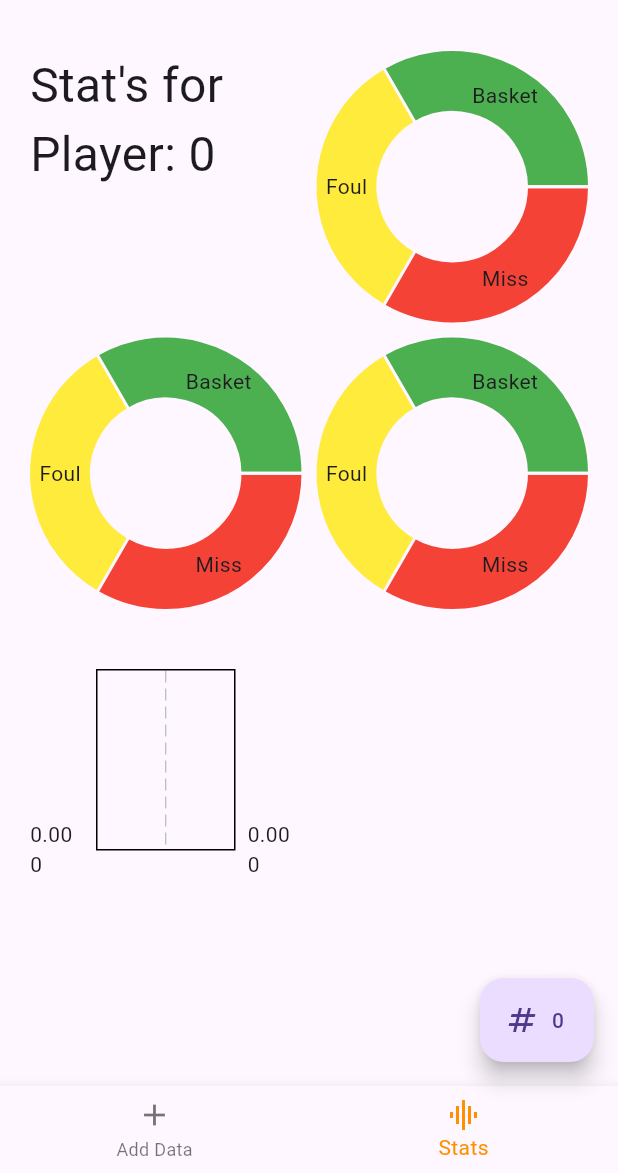
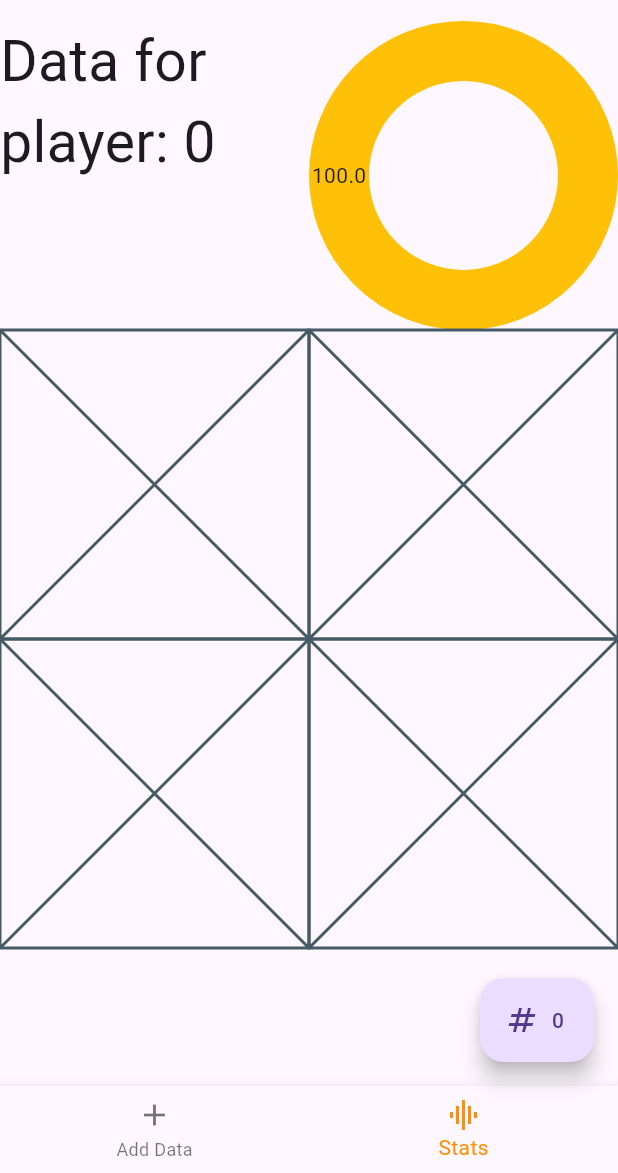
Before and after one commit to chloedgreene/sports_analyzer_sta, a Flutter app: the screen it shows after launch, item 2 of the bottom bar chosen, on a phone screen of 412 x 824 dp, the part 63-1236 px from its top. Run offline on Flutter 3.47's test engine with Material 2 defaults, Android fonts, the light colour scheme and no system bars; drawn by our look-alikes of fl_chart; our stand-ins replace device_preview, get_it, get_it_mixin, numberpicker.

Commit message:
wip stats page

```diff
--- a/lib/data_entry.dart
+++ b/lib/data_entry.dart
@@ -89,8 +89,6 @@ class _DataEntryState extends State<DataEntry> with GetItStateMixin {
 
                 var relitaveposx = details.localPosition.dx / width;
                 var relitaveposy = details.localPosition.dy;
-
-                 print(relitaveposx);
 
                 DataPointType point_type = DataPointType.Miss;
 
--- a/lib/main.dart
+++ b/lib/main.dart
@@ -130,7 +130,7 @@ class _HomePageState extends State<HomePage> {
         context: context,
         builder: (BuildContext context) {
           return AlertDialog(
-            title: Text("Get Player Number"),
+            title: Text("Player Number"),
             content:StatefulBuilder(
                 builder: (context, SBsetState) {
                   return NumberPicker(
--- a/lib/stats.dart
+++ b/lib/stats.dart
@@ -2,140 +2,65 @@
 //i mean most, not all code
 
 
-import 'package:device_preview/device_preview.dart';
 import 'package:fl_chart/fl_chart.dart';
-import 'package:flutter/foundation.dart';
 import 'package:flutter/material.dart';
 import 'package:get_it/get_it.dart';
+import 'package:get_it_mixin/get_it_mixin.dart';
+import 'package:sports_analyzer_sta/data_entry.dart';
 
 import 'main.dart';
 
-class Stats extends StatefulWidget{
+class Stats extends StatelessWidget with GetItMixin{
 
-  const Stats({super.key});
-
-  @override
-  State<Stats> createState() => _StatsState();
-
-}
-
-class _StatsState extends State<Stats>{
-
-  Widget placeholder_item(){
-    return const Placeholder();
-  }
 
   @override
   Widget build(BuildContext context) {
 
-    var GlobalDataInstance = GetIt.I.get<GlobalData>();
-    var DataPointsInstance = GetIt.I.get<DataPoints>();
-    int player = GlobalDataInstance.selectedPlayer;
+    //Points here are refering to datapoints
 
-    return GridView.count(
+    final points = watchOnly((DataPoints dp) => dp.points         );
+    final player = watchOnly((GlobalData gd) => gd.selectedPlayer );
 
-      padding: const EdgeInsets.all(20),
-      crossAxisSpacing: 10,
-      mainAxisSpacing: 10,
-      crossAxisCount: 2,
+    final _playerPoints = points.where((i) => i.player == player).toList();
 
-      children: [
-        Text(
-            "Stat's for Player: $player",
-            style: const TextStyle(fontSize: 32),
-        ),
-        SizedBox(
-          height: 500,
-          child: PieChart(
+    final _totalPoints = points.where((i) => i.player == player).toList();
+    final _totalfouls    = _playerPoints.where((p) => p.type == DataPointType.Foul).length;
+    final _totalmiss     = _playerPoints.where((p) => p.type == DataPointType.Miss).length;
+    final _totalbasckets = _playerPoints.where((p) => p.type == DataPointType.Foul).length;
+
+
+    return Center(
+      child: GridView.count(
+        crossAxisCount: 2,
+        children: [
+          Text(
+            "Data for player: $player",
+            style: const TextStyle(
+              fontSize: 38
+            ),
+            ),
+          PieChart(
             PieChartData(
               sections: [
                 PieChartSectionData(
-                  color: Colors.red,
-                  value: 1/3,
-                  title: 'Miss',
+                  color: Colors.amber,
+                  value: 100.0 - player
                 ),
-                PieChartSectionData(
-                  color: Colors.yellow,
-                  value: 1/3,
-                  title: 'Foul',
-                ),
-                PieChartSectionData(
-                  color: Colors.green,
-                  value: 1/3,
-                  title: 'Basket',
-                )
+
               ]
             ),
             swapAnimationDuration: Duration(milliseconds: 150), // Optional
             swapAnimationCurve: Curves.linear, // Optional
+          ),
+          Placeholder(),
+          Placeholder(),
+          Placeholder(),
+          Placeholder()
+        ],
+      ),
+    );
 
-          ),
-        ),
-        SizedBox(
-          height: 500,
-          child: PieChart(
-            PieChartData(
-              sections: [
-                PieChartSectionData(
-                  color: Colors.red,
-                  value: 1/3,
-                  title: 'Miss',
-                ),
-                PieChartSectionData(
-                  color: Colors.yellow,
-                  value: 1/3,
-                  title: 'Foul',
-                ),
-                PieChartSectionData(
-                  color: Colors.green,
-                  value: 1/3,
-                  title: 'Basket',
-                )
-              ]
-            ),
-            swapAnimationDuration: Duration(milliseconds: 150), // Optional
-            swapAnimationCurve: Curves.linear, // Optional
 
-          ),
-        ),
-        SizedBox(
-          height: 500,
-          child: PieChart(
-            PieChartData(
-              sections: [
-                PieChartSectionData(
-                  color: Colors.red,
-                  value: 1/3,
-                  title: 'Miss',
-                ),
-                PieChartSectionData(
-                  color: Colors.yellow,
-                  value: 1/3,
-                  title: 'Foul',
-                ),
-                PieChartSectionData(
-                  color: Colors.green,
-                  value: 1/3,
-                  title: 'Basket',
-                )
-              ]
-            ),
-            swapAnimationDuration: Duration(milliseconds: 150), // Optional
-            swapAnimationCurve: Curves.linear, // Optional
-
-          ),
-        ),
-
-        BarChart(
-          BarChartData(
-
-          ),
-          swapAnimationDuration: Duration(milliseconds: 150), // Optional
-          swapAnimationCurve: Curves.linear, // Optional
-        )
-
-      ],
-    );
   }
 
 }
```
